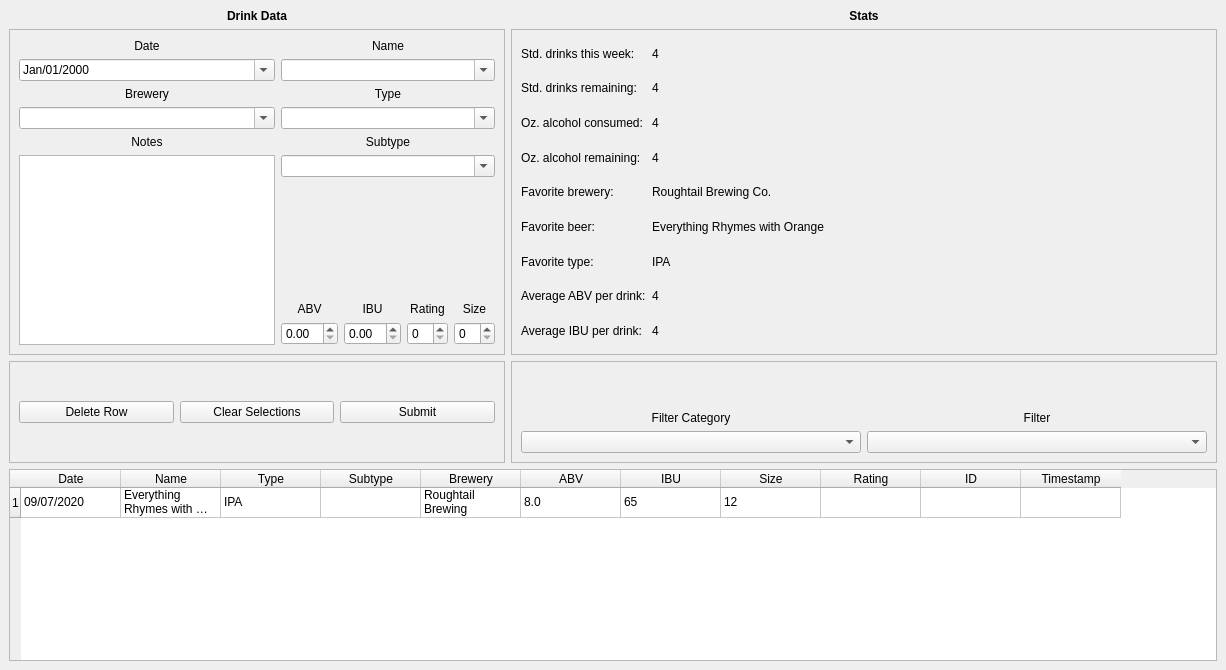
Above: src/mainwindow.ui from minorsecond/BuzzBot before the change. Below: the same form after it.
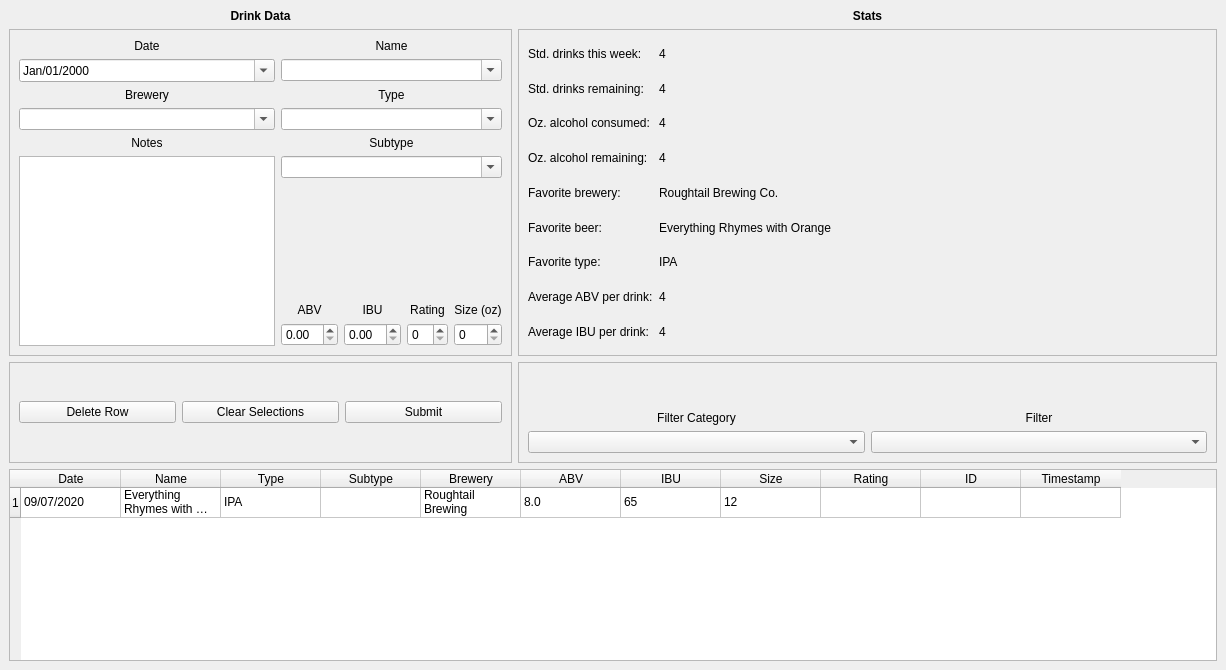
That is the form after the change. Icons and pictures are not drawn.

Commit message: Add oz unit to size input label

```diff
--- a/src/mainwindow.ui
+++ b/src/mainwindow.ui
@@ -148,25 +148,7 @@
           <enum>Qt::WheelFocus</enum>
          </property>
          <property name="styleSheet">
-          <string notr="true">QCalendarWidget QWidget#qt_calendar_navigationbar
-{
-	color: transparent;
-	background-color: transparent;
-}
-QCalendarWidget QToolButton {
-  	background-color: rgba(128, 128, 128, 0);
-}
- /* header row */
-QCalendarWidget QWidget { alternate-background-color: rgba(128, 128, 128, 0); }
-QCalendarWidget QToolButton#qt_calendar_prevmonth 
-{
-	qproperty-icon: url(&quot;../Resources/previous.png&quot;);
-}
-
-QCalendarWidget QToolButton#qt_calendar_nextmonth 
-{
-	qproperty-icon: url(&quot;../Resources/next.png&quot;);
-}</string>
+          <string notr="true"/>
          </property>
          <property name="displayFormat">
           <string>MMM/dd/yyyy</string>
@@ -245,7 +227,7 @@
             </sizepolicy>
            </property>
            <property name="text">
-            <string>Size</string>
+            <string>Size (oz)</string>
            </property>
            <property name="alignment">
             <set>Qt::AlignCenter</set>
```
